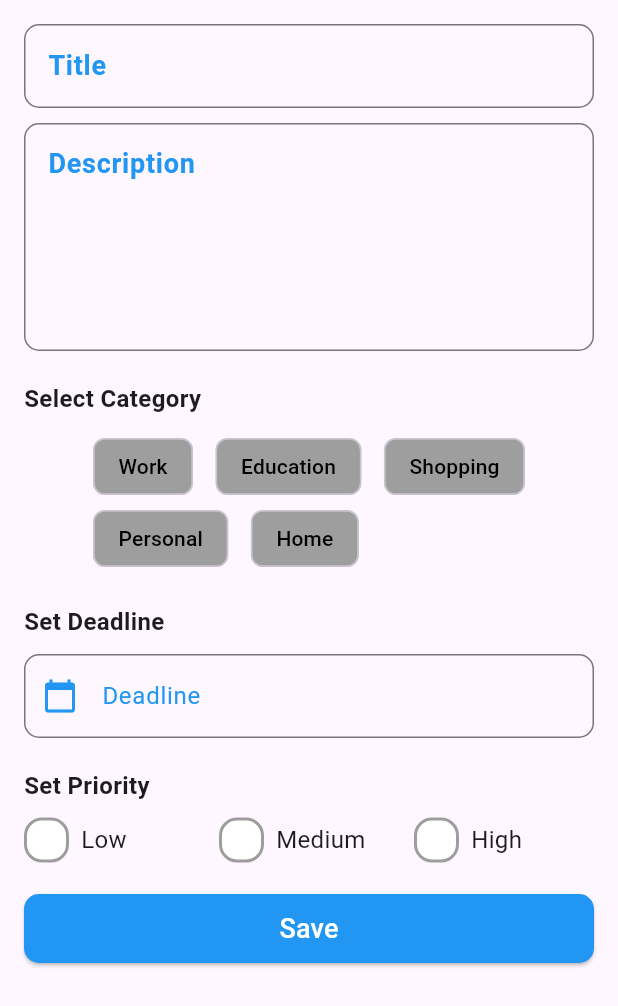
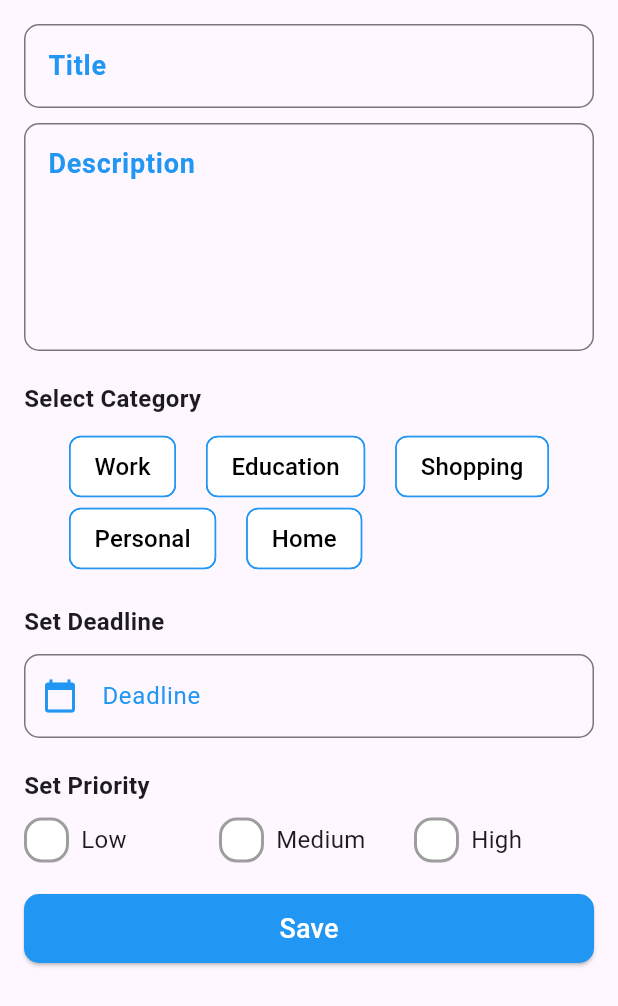
Before and after one commit to Mustafa-Mohamed26/todo_list_app, a Flutter app: the BottomSheetWidget widget shown alone on an empty page, opened directly, on a phone screen of 412 x 824 dp. Shown: the top 1006 px of the screen. Run offline on Flutter 3.47's test engine with Material 3 defaults, Android fonts, the phone set to English and light mode, and no system bars; our stand-ins replace sqflite; accounts and stored records are empty.

Commit message:
change color of the categories

```diff
--- a/lib/widgets/bottom_sheet_widget.dart
+++ b/lib/widgets/bottom_sheet_widget.dart
@@ -103,13 +103,13 @@ class _BottomSheetWidgetState extends State<BottomSheetWidget> {
                 SizedBox(height: 10),
                 Wrap(
                   alignment: WrapAlignment.start,
-                  spacing: 15,
+                  spacing: 20,
                   children:
                       ['Work', 'Education', 'Shopping', 'Personal', 'Home'].map(
                         (category) {
                           return ChoiceChip(
                             showCheckmark: false,
-                            label: Text(category),
+                            label: Text(category,style: TextStyle(fontSize: 16),),
                             selected: selectedCategory == category,
                             onSelected: (selected) {
                               setState(() {
@@ -117,7 +117,8 @@ class _BottomSheetWidgetState extends State<BottomSheetWidget> {
                               });
                             },
                             selectedColor: Colors.blue,
-                            backgroundColor: Colors.grey,
+                            backgroundColor: Colors.white,
+                            side: BorderSide(color: Colors.blue),
                             labelStyle: TextStyle(
                               color:
                                   selectedCategory == category
```
